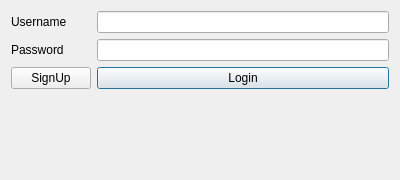
Above: QTClient/untitled/LoginForm.ui from lap089/ServerImageLibrary before the change. Below: the same form after it.
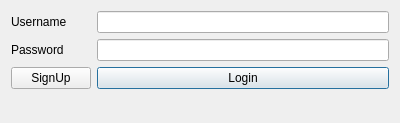
That is the form after the change.

Diff of the .ui file:
```diff
--- a/QTClient/untitled/LoginForm.ui
+++ b/QTClient/untitled/LoginForm.ui
@@ -7,7 +7,7 @@
     <x>0</x>
     <y>0</y>
     <width>400</width>
-    <height>180</height>
+    <height>123</height>
    </rect>
   </property>
   <property name="windowTitle">
```
